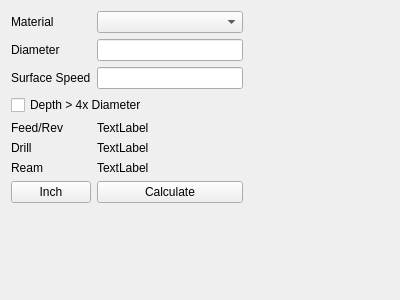
First picture: the form in flexgui/src/libflexgui/dsf.ui, repository jethornton/flexgui, before the edit.
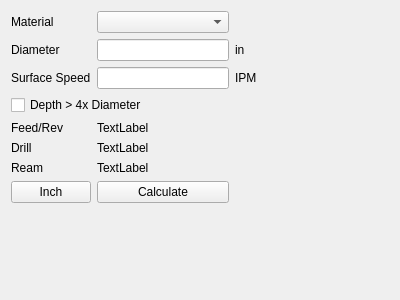
Second picture: the form after the edit.

Commit message: finish drilling speed and feed calculator

```diff
--- a/flexgui/src/libflexgui/dsf.ui
+++ b/flexgui/src/libflexgui/dsf.ui
@@ -24,6 +24,13 @@
    <item row="2" column="1">
     <widget class="QLineEdit" name="dfs_surface_speed_le"/>
    </item>
+   <item row="2" column="2">
+    <widget class="QLabel" name="dsf_speed_units_lb">
+     <property name="text">
+      <string>IPM</string>
+     </property>
+    </widget>
+   </item>
    <item row="0" column="0">
     <widget class="QLabel" name="label_3">
      <property name="text">
@@ -62,19 +69,6 @@
      </property>
     </widget>
    </item>
-   <item row="1" column="2">
-    <spacer name="horizontalSpacer">
-     <property name="orientation">
-      <enum>Qt::Horizontal</enum>
-     </property>
-     <property name="sizeHint" stdset="0">
-      <size>
-       <width>40</width>
-       <height>20</height>
-      </size>
-     </property>
-    </spacer>
-   </item>
    <item row="3" column="0" colspan="2">
     <widget class="QCheckBox" name="dsf_deep_hole_cb">
      <property name="text">
@@ -133,6 +127,26 @@
      </property>
     </widget>
    </item>
+   <item row="2" column="3">
+    <spacer name="horizontalSpacer">
+     <property name="orientation">
+      <enum>Qt::Horizontal</enum>
+     </property>
+     <property name="sizeHint" stdset="0">
+      <size>
+       <width>40</width>
+       <height>20</height>
+      </size>
+     </property>
+    </spacer>
+   </item>
+   <item row="1" column="2">
+    <widget class="QLabel" name="dsf_diameter_units_lb">
+     <property name="text">
+      <string>in</string>
+     </property>
+    </widget>
+   </item>
   </layout>
  </widget>
  <resources/>
```
The commit also changes 2 other files.
